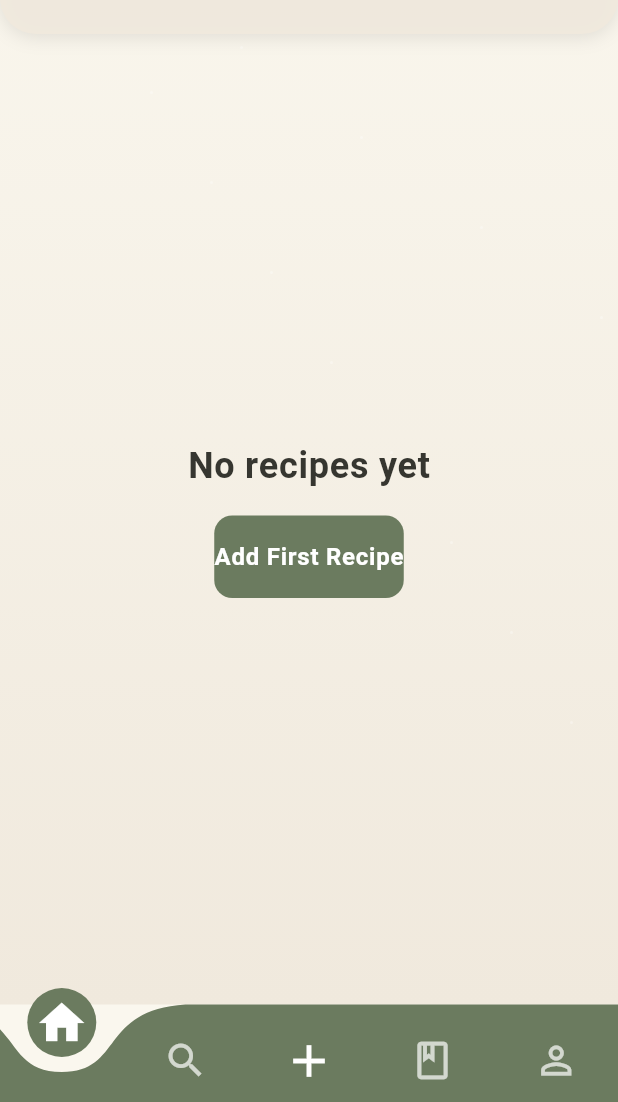
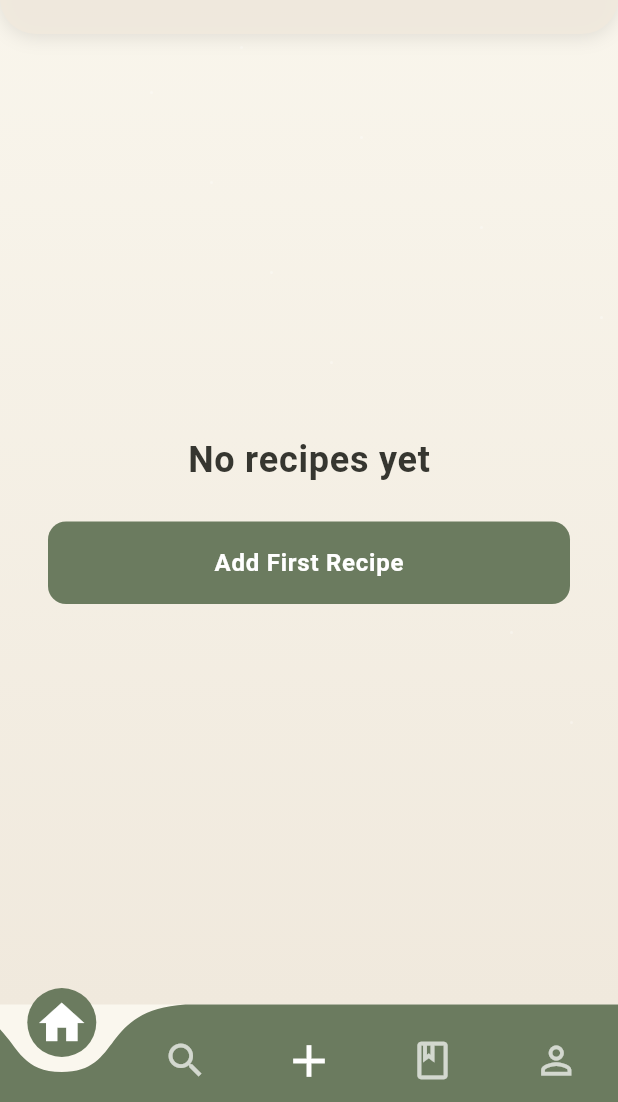
Before and after one commit to wasay-sial/Food-vault-app, a Flutter app: the screen it shows once a user with an empty profile is signed in, on a phone screen of 412 x 824 dp, the part 134-1236 px from its top. Run offline on Flutter 3.47's test engine with Material 3 defaults, Android fonts, the light colour scheme and no system bars; drawn by our look-alikes of curved_navigation_bar; our stand-ins replace cached_network_image, cloud_firestore, dio, firebase_auth, firebase_core, flutter_keyboard_visibility and 1 more; accounts and stored records are empty.

Commit message:
3rd commit

```diff
--- a/lib/core/screens/home/home_screen.dart
+++ b/lib/core/screens/home/home_screen.dart
@@ -52,12 +52,16 @@ class _HomeScreenState extends State<HomeScreen>
   Widget _buildRecipeGrid(List<Recipe> recipes, BuildContext context) {
     if (recipes.isEmpty) {
       return Center(
+        child: Padding(
+          padding: const EdgeInsets.symmetric(horizontal: 32.0, vertical: 24.0),
           child: Column(
             mainAxisAlignment: MainAxisAlignment.center,
             children: [
               const Text('No recipes yet', style: AppTheme.headingStyle),
-            const SizedBox(height: 16),
-            ElevatedButton(
+              const SizedBox(height: 24),
+              SizedBox(
+                width: double.infinity,
+                child: ElevatedButton(
                   onPressed: () {
                     Navigator.push(
                       context,
@@ -66,13 +70,19 @@ class _HomeScreenState extends State<HomeScreen>
                       ),
                     );
                   },
-              style: AppTheme.elevatedButtonStyle,
+                  style: AppTheme.elevatedButtonStyle.copyWith(
+                    padding: MaterialStateProperty.all(
+                      const EdgeInsets.symmetric(vertical: 16.0),
+                    ),
+                  ),
                   child: const Text(
                     'Add First Recipe',
                     style: AppTheme.buttonTextStyle,
                   ),
                 ),
+              ),
             ],
+          ),
         ),
       );
     }
@@ -156,6 +166,57 @@ class _HomeScreenState extends State<HomeScreen>
         }
 
         final recipes = snapshot.data ?? [];
+        if (recipes.isEmpty) {
+          return Center(
+            child: Padding(
+              padding: const EdgeInsets.symmetric(
+                horizontal: 32.0,
+                vertical: 24.0,
+              ),
+              child: Column(
+                mainAxisAlignment: MainAxisAlignment.center,
+                children: [
+                  const Text(
+                    'No recipes yet',
+                    style: AppTheme.headingStyle,
+                    textAlign: TextAlign.center,
+                  ),
+                  const SizedBox(height: 24),
+                  SizedBox(
+                    width: double.infinity,
+                    child: ElevatedButton(
+                      onPressed: () {
+                        Navigator.push(
+                          context,
+                          MaterialPageRoute(
+                            builder: (context) => const AddRecipeScreen(),
+                          ),
+                        );
+                      },
+                      style: AppTheme.elevatedButtonStyle.copyWith(
+                        padding: MaterialStateProperty.all(
+                          const EdgeInsets.symmetric(
+                            horizontal: 48.0,
+                            vertical: 16.0,
+                          ),
+                        ),
+                        shape: MaterialStateProperty.all(
+                          RoundedRectangleBorder(
+                            borderRadius: BorderRadius.circular(30),
+                          ),
+                        ),
+                      ),
+                      child: const Text(
+                        'Add Your First Recipe',
+                        style: AppTheme.buttonTextStyle,
+                      ),
+                    ),
+                  ),
+                ],
+              ),
+            ),
+          );
+        }
         return _buildRecipeGrid(recipes, context);
       },
     );
@@ -445,22 +506,16 @@ class _HomeScreenState extends State<HomeScreen>
                                         ],
                                       ),
                                       const SizedBox(height: 24),
-                                      ElevatedButton.icon(
-                                        icon: const Icon(Icons.delete_forever),
-                                        style: ElevatedButton.styleFrom(
-                                          backgroundColor: Colors.red,
-                                          foregroundColor: Colors.white,
-                                          padding: const EdgeInsets.symmetric(
-                                            horizontal: 24,
-                                            vertical: 12,
+                                      // Add a red bin icon in the bottom right corner
+                                      Align(
+                                        alignment: Alignment.bottomRight,
+                                        child: IconButton(
+                                          icon: const Icon(
+                                            Icons.delete,
+                                            color: Colors.red,
+                                            size: 32,
                                           ),
-                                          shape: RoundedRectangleBorder(
-                                            borderRadius: BorderRadius.circular(
-                                              8,
-                                            ),
-                                          ),
-                                        ),
-                                        label: const Text('Delete Profile'),
+                                          tooltip: 'Delete Profile',
                                           onPressed: () async {
                                             bool confirmed = await showDialog(
                                               context: context,
@@ -614,6 +669,7 @@ class _HomeScreenState extends State<HomeScreen>
                                             }
                                           },
                                         ),
+                                      ),
                                     ],
                                   ),
                                 ),
```
Also changed, not shown: lib/core/screens/home/add_recipe_screen.dart (+33 -2 lines). Lines whose indentation alone changed are shown as unchanged.
